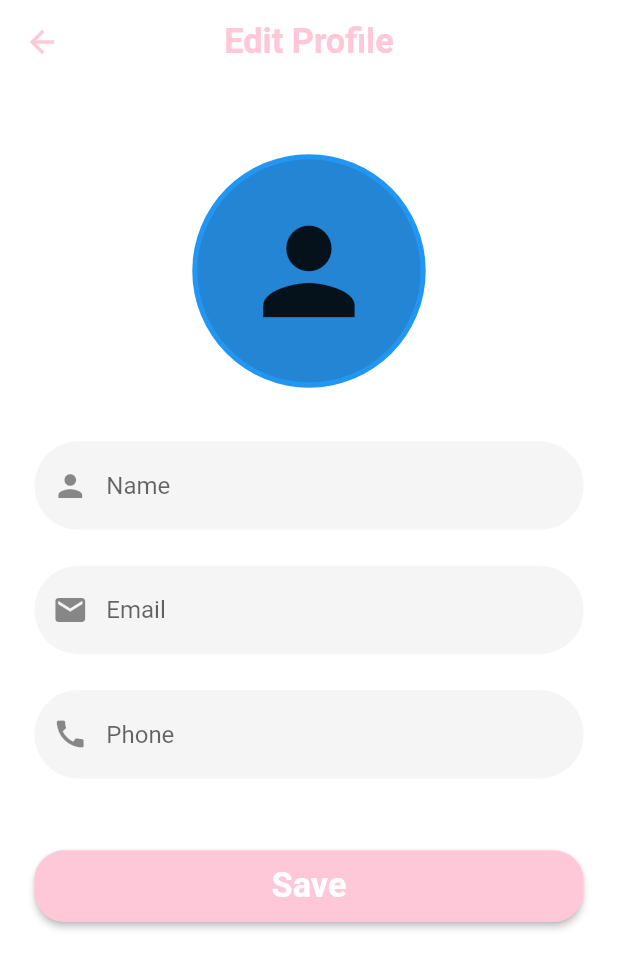
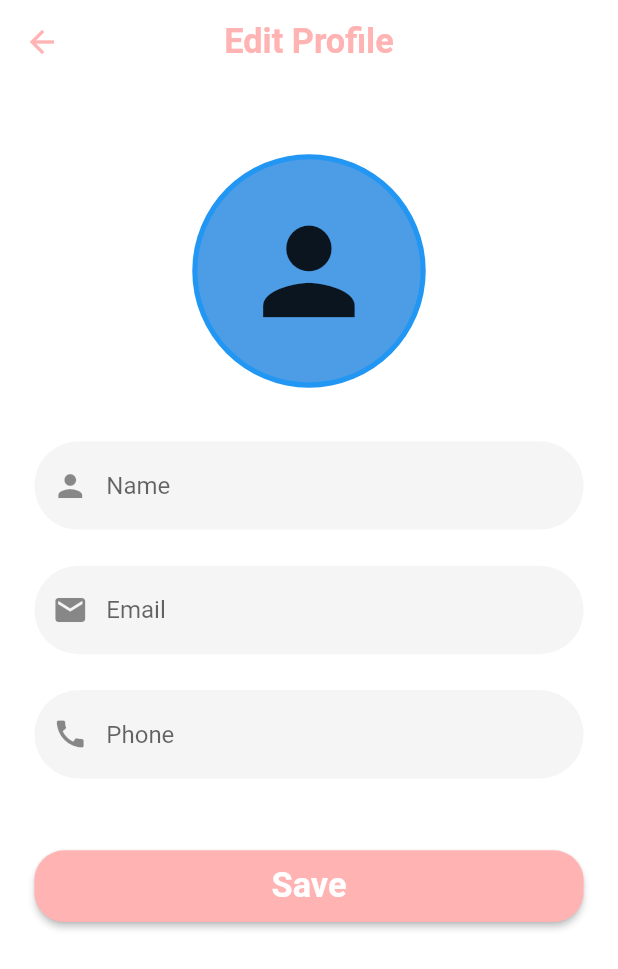
Before and after one commit to mostafaahmedbahr/oral_cancer, a Flutter app: the EditProfileScreen screen opened directly, on a phone screen of 412 x 824 dp. Shown: the top 969 px of the screen. Run offline on Flutter 3.47's test engine with Material 2 defaults, Android fonts, the light colour scheme and no system bars; our stand-ins replace carousel_slider, conditional_builder_null_safety, expansion_tile_card, firebase_auth, firebase_core, flutter_bloc and 6 more; accounts and stored records are empty.

Commit message:
primaryColor

```diff
--- a/lib/components/constants/constants.dart
+++ b/lib/components/constants/constants.dart
@@ -7,16 +7,29 @@
 const thirdColor = Color(0xffffb3b3);
 
 
-MaterialColor primaryColor = const MaterialColor(0xfffec8d8,<int, Color>
-{
-  50:Color.fromRGBO(44,66,90,.1),
-  100:Color.fromRGBO(44,66,90, .2),
-  200:Color.fromRGBO(44,66,90, .3),
-  300:Color.fromRGBO(44,66,90, .4),
-  400:Color.fromRGBO(44,66,90,.5),
-  500:Color.fromRGBO(44,66,90, .6),
-  600:Color.fromRGBO(44,66,90, .7),
-  700:Color.fromRGBO(44,66,90, .8),
-  800:Color.fromRGBO(44,66,90,.9),
-  900:Color.fromRGBO(44,66,90, 1.0),
-});
+// MaterialColor primaryColor = const MaterialColor(0xfffec8d8,<int, Color>
+// {
+//   50:Color.fromRGBO(44,66,90,.1),
+//   100:Color.fromRGBO(44,66,90, .2),
+//   200:Color.fromRGBO(44,66,90, .3),
+//   300:Color.fromRGBO(44,66,90, .4),
+//   400:Color.fromRGBO(44,66,90,.5),
+//   500:Color.fromRGBO(44,66,90, .6),
+//   600:Color.fromRGBO(44,66,90, .7),
+//   700:Color.fromRGBO(44,66,90, .8),
+//   800:Color.fromRGBO(44,66,90,.9),
+//   900:Color.fromRGBO(44,66,90, 1.0),
+// });
+ MaterialColor primaryColor = const MaterialColor(0xffffb3b3,<int, Color>
+ {
+   50:Color.fromRGBO(255, 179, 179,.1),
+   100:Color.fromRGBO(255, 179, 179, .2),
+   200:Color.fromRGBO(255, 179, 179, .3),
+   300:Color.fromRGBO(255, 179, 179, .4),
+   400:Color.fromRGBO(255, 179, 179,.5),
+   500:Color.fromRGBO(255, 179, 179, .6),
+   600:Color.fromRGBO(255, 179, 179, .7),
+   700:Color.fromRGBO(255, 179, 179, .8),
+   800:Color.fromRGBO(255, 179, 179,.9),
+   900:Color.fromRGBO(255, 179, 179, 1.0),
+ });
```
